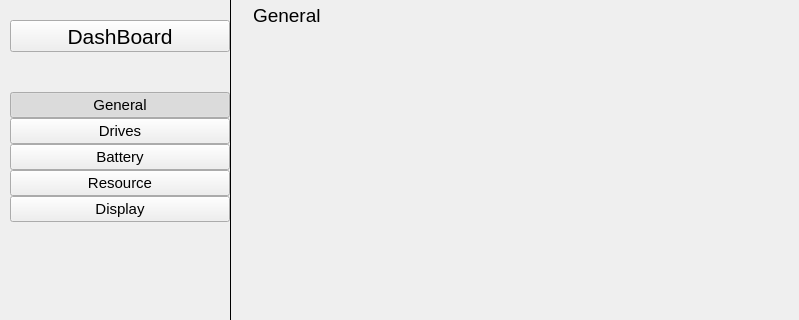
The window that app/dashboard/dashboard.ui (rahmanshaber/corebox) describes before a commit, drawn with Qt 5; both pictures show x 0 to 799 and y 0 to 320 of the 799 by 562 pixel window.
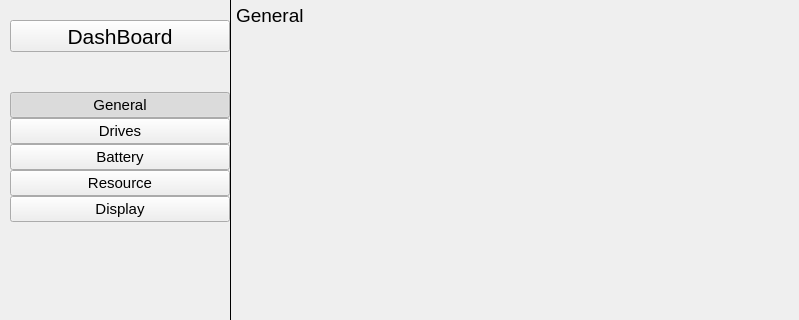
The same window after the commit. Icons and pictures are not drawn.

Patch:
```diff
--- a/app/dashboard/dashboard.ui
+++ b/app/dashboard/dashboard.ui
@@ -355,7 +355,7 @@
        <number>4</number>
       </property>
       <property name="leftMargin">
-       <number>2</number>
+       <number>5</number>
       </property>
       <property name="topMargin">
        <number>0</number>
@@ -366,22 +366,6 @@
       <property name="bottomMargin">
        <number>0</number>
       </property>
-      <item>
-       <spacer name="horizontalSpacer_3">
-        <property name="orientation">
-         <enum>Qt::Horizontal</enum>
-        </property>
-        <property name="sizeType">
-         <enum>QSizePolicy::Fixed</enum>
-        </property>
-        <property name="sizeHint" stdset="0">
-         <size>
-          <width>20</width>
-          <height>20</height>
-         </size>
-        </property>
-       </spacer>
-      </item>
       <item>
        <widget class="QLabel" name="selectedsection">
         <property name="sizePolicy">
```
